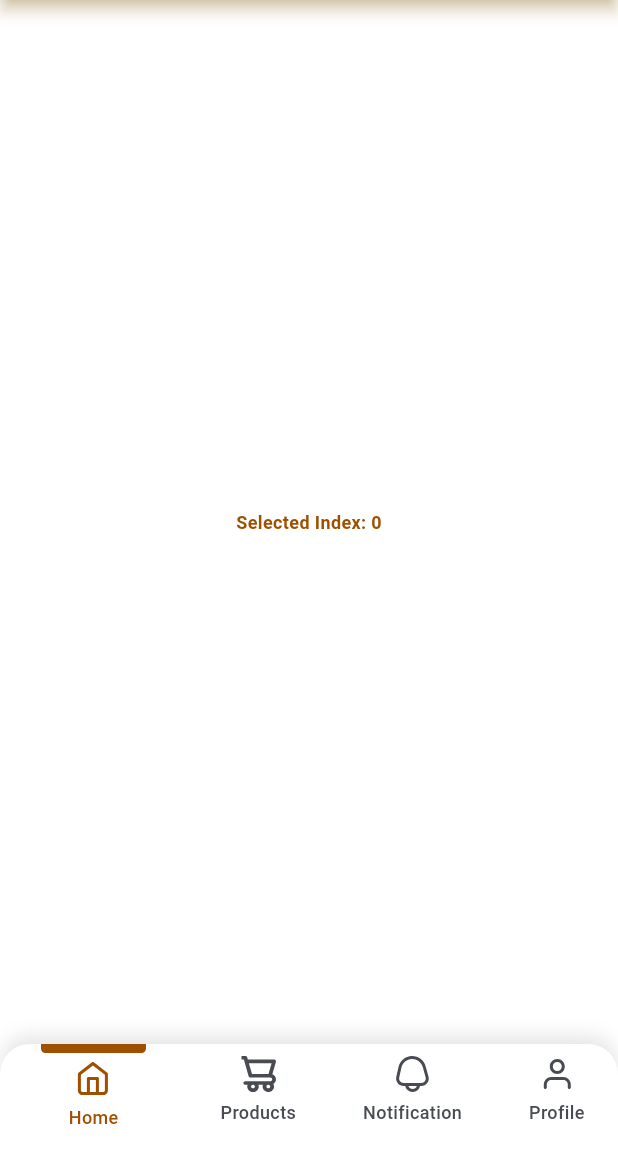
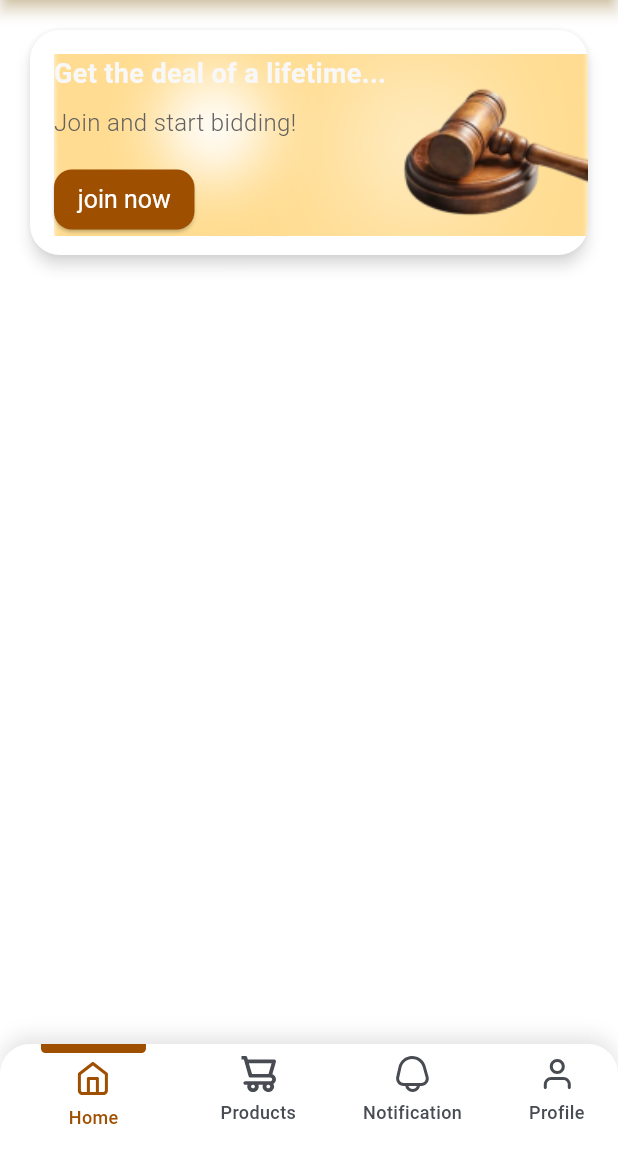
Before and after one commit to Netrk-A/final-project, a Flutter app: the screen it shows after launch, on a phone screen of 412 x 824 dp, the part 84-1236 px from its top. Run offline on Flutter 3.47's test engine with Material 3 defaults, Android fonts, the phone set to English and light mode, and no system bars; our stand-ins replace flutter_screenutil, flutter_svg; Roboto replaces fonts that are missing (Rubik).

Commit message:
Add main screen (create custom_nav_bar.dart widget)and add theme and style manager add icons for bottom navigation bar add depandencies for svg pic and add assets to pubspec.yaml

```diff
--- a/lib/app/resources/assets_manager.dart
+++ b/lib/app/resources/assets_manager.dart
@@ -12,8 +12,11 @@ class IconsAssets{
   }
 
 class ImageAssets{
-  static const  String appLogo ="$imagePath/logo.svg";
-  static const  String splash ="$imagePath/splash.png";
+  static const  String landingBg="$imagePath/landing_bg.png";
+
+
+
+
   static const  String apple ='$imagePath/apple.svg';
   static const  String personal= '$imagePath/person.png';
   static const  String trainingImage ='$imagePath/training_image.jpg';
--- a/lib/features/home/presentation/views/home_view.dart
+++ b/lib/features/home/presentation/views/home_view.dart
@@ -0,0 +1,15 @@
+import 'package:flutter/material.dart';
+import 'package:peakmart/features/home/presentation/views/landing_section/landing_view.dart';
+
+class HomeView  extends StatelessWidget {
+  const HomeView ({super.key});
+
+  @override
+  Widget build(BuildContext context) {
+    return Column(
+      children: [
+        LandingView(),
+      ],
+    );
+  }
+}
--- /dev/null
+++ b/lib/features/home/presentation/views/landing_section/landing_view.dart
@@ -0,0 +1,57 @@
+import 'package:flutter/material.dart';
+import 'package:peakmart/app/resources/assets_manager.dart';
+import 'package:peakmart/app/resources/values_manager.dart';
+
+class LandingView extends StatelessWidget {
+  const LandingView({super.key});
+
+  final String title = "Get the deal of a lifetime...";
+  final String subtitle = "Join and start bidding!";
+  final String buttonText = "join now";
+
+  @override
+  Widget build(BuildContext context) {
+    return Card(
+      margin: const EdgeInsets.all(AppPadding.p20),
+      shape: RoundedRectangleBorder(
+        borderRadius: BorderRadius.circular(20),
+      ),
+      clipBehavior: Clip.antiAlias,
+      elevation: 4.0,
+      child: Container(
+        margin:EdgeInsetsDirectional.only(start: 16.0,top: 16.0,bottom: 13),
+        width: double.infinity,
+        decoration: const BoxDecoration(
+            image: DecorationImage(
+                image: AssetImage(ImageAssets.landingBg), fit: BoxFit.cover)),
+        child: Column(
+          crossAxisAlignment: CrossAxisAlignment.start,
+          children: [
+            Text(
+              title,
+              style: TextStyle(
+                fontSize: 18.0,
+                fontWeight: FontWeight.bold,
+              ),
+              textAlign: TextAlign.center,
+            ),
+            SizedBox(height: 8.0),
+            Text(
+              subtitle,
+              style: TextStyle(fontSize: 16.0, color: Colors.grey[700]),
+              textAlign: TextAlign.center,
+            ),
+            SizedBox(height: 16.0),
+            ElevatedButton(
+              onPressed: () {},
+              child: Text(
+                buttonText,
+                style: TextStyle(color: Colors.white),
+              ),
+            ),
+          ],
+        ),
+      ),
+    );
+  }
+}
--- a/lib/features/main/main_view.dart
+++ b/lib/features/main/main_view.dart
@@ -2,6 +2,7 @@ import 'package:flutter/material.dart';
 import 'package:peakmart/app/resources/assets_manager.dart';
 import 'package:peakmart/app/resources/color_manager.dart';
 import 'package:peakmart/app/resources/style_manager.dart';
+import 'package:peakmart/features/home/presentation/views/home_view.dart';
 import 'package:peakmart/features/main/main_view_model.dart';
 import 'package:peakmart/features/main/widget/custom_nav_bar.dart';
 
@@ -21,6 +22,13 @@ class MainView extends StatelessWidget {
     _viewModel.onNavItemTapped(index);
   }
 
+  Widget _buildBodyScreens(index) => [
+        HomeView(),
+        Text('Products', style: getBoldStyle(color: ColorManager.primary,fontSize: 20)),
+        Text('Notification',style: getBoldStyle(color: ColorManager.primary,fontSize: 20)),
+        Text('Profile',style: getBoldStyle(color: ColorManager.primary,fontSize: 20)),
+      ][index];
+
   @override
   Widget build(BuildContext context) {
     return Scaffold(
@@ -31,24 +39,19 @@ class MainView extends StatelessWidget {
           stream: _viewModel.currentIndexOutput,
           builder: (context, snapshot) {
             return Center(
-            child: Text(
-              'Selected Index: ${snapshot.data??0}',
-              style: getBoldStyle(fontSize: 12, color: ColorManager.primary),
-            ),
+              child: _buildBodyScreens(snapshot.data ?? 0),
             );
-        }
-      ),
+          }),
       bottomNavigationBar: StreamBuilder<int>(
           stream: _viewModel.currentIndexOutput,
           builder: (context, snapshot) {
             return CustomNavigationBar(
               items: _navBarItems,
-            initialIndex:snapshot.data??0,
+              initialIndex: snapshot.data ?? 0,
               onTap: _onNavItemTapped,
-            indicatorHeight:6,
+              indicatorHeight: 6,
             );
-        }
-      ),
+          }),
     );
   }
 }
--- a/lib/features/main/main_view_model.dart
+++ b/lib/features/main/main_view_model.dart
@@ -8,7 +8,7 @@ class MainViewModel extends MainViewModelInput {
 
   @override
   void onNavItemTapped(int index) {
-    if (index > 0 && index < 4) {
+    if (index >= 0 && index < 4) {
       currentIndexInput.add(index);
     }
   }
--- a/lib/features/main/widget/custom_nav_bar.dart
+++ b/lib/features/main/widget/custom_nav_bar.dart
@@ -72,6 +72,7 @@ class _CustomNavigationBarState extends State<CustomNavigationBar> {
           return GestureDetector(
             onTap: () => _onItemTapped(index),
             child: AnimatedContainer(
+              padding: const EdgeInsets.symmetric(horizontal: 20),
               duration: const Duration(milliseconds: 300),
               child: Column(
                 mainAxisSize: MainAxisSize.min,
--- a/pubspec.yaml
+++ b/pubspec.yaml
@@ -64,6 +64,7 @@ flutter:
   # To add assets to your application, add an assets section, like this:
   assets:
     - assets/icons/
+    - assets/images/
   #   - images/a_dot_ham.jpeg
 
   # An image asset can refer to one or more resolution-specific "variants", see
```
Also changed, not shown: assets/images/landing_bg.png (added). Lines whose indentation alone changed are shown as unchanged.
